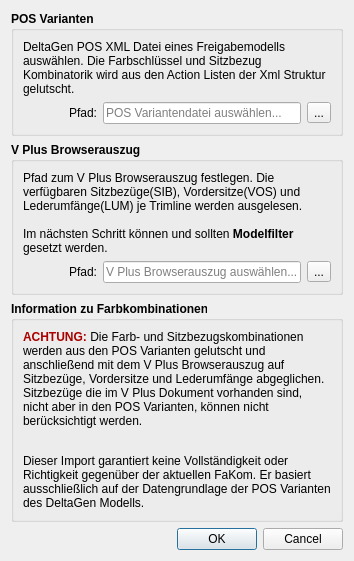
Before: the Qt Designer form ui/knecht_fakom.ui in tappi287/RenderKnecht2, drawn with Qt 5.
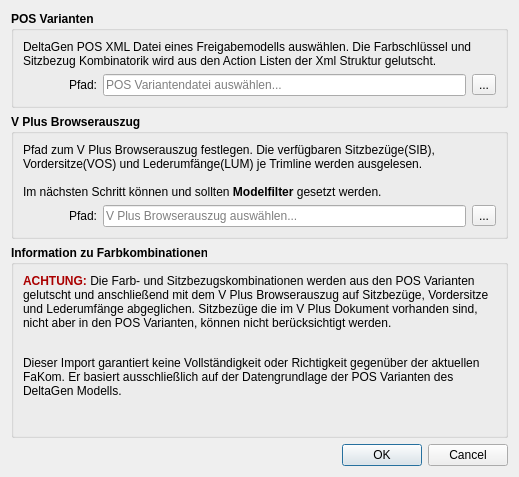
After: the same form once the commit is applied. Icons and pictures are not drawn.

What changed in the file:
```diff
--- a/ui/knecht_fakom.ui
+++ b/ui/knecht_fakom.ui
@@ -2,12 +2,32 @@
 <ui version="4.0">
  <class>fakom_dialog</class>
  <widget class="QDialog" name="fakom_dialog">
+  <property name="geometry">
+   <rect>
+    <x>0</x>
+    <y>0</y>
+    <width>519</width>
+    <height>399</height>
+   </rect>
+  </property>
+  <property name="sizePolicy">
+   <sizepolicy hsizetype="MinimumExpanding" vsizetype="MinimumExpanding">
+    <horstretch>0</horstretch>
+    <verstretch>0</verstretch>
+   </sizepolicy>
+  </property>
   <property name="windowTitle">
    <string>FaKom Import</string>
   </property>
   <layout class="QVBoxLayout" name="verticalLayout">
    <item>
     <widget class="QGroupBox" name="groupBox_fakom">
+     <property name="maximumSize">
+      <size>
+       <width>16777215</width>
+       <height>250</height>
+      </size>
+     </property>
      <property name="font">
       <font>
        <weight>75</weight>
@@ -125,6 +145,12 @@
    </item>
    <item>
     <widget class="QGroupBox" name="groupBox_vplus">
+     <property name="maximumSize">
+      <size>
+       <width>16777215</width>
+       <height>250</height>
+      </size>
+     </property>
      <property name="font">
       <font>
        <weight>75</weight>
@@ -238,6 +264,12 @@
    </item>
    <item>
     <widget class="QGroupBox" name="groupBox_info">
+     <property name="sizePolicy">
+      <sizepolicy hsizetype="Preferred" vsizetype="MinimumExpanding">
+       <horstretch>0</horstretch>
+       <verstretch>0</verstretch>
+      </sizepolicy>
+     </property>
      <property name="font">
       <font>
        <weight>75</weight>
```
